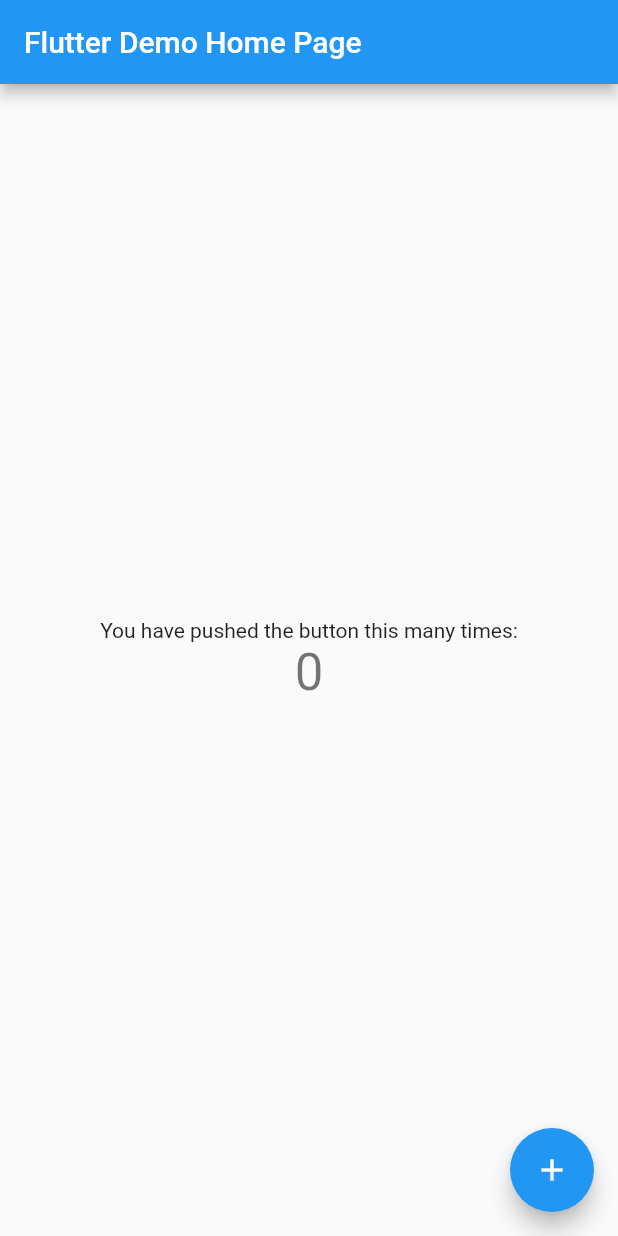
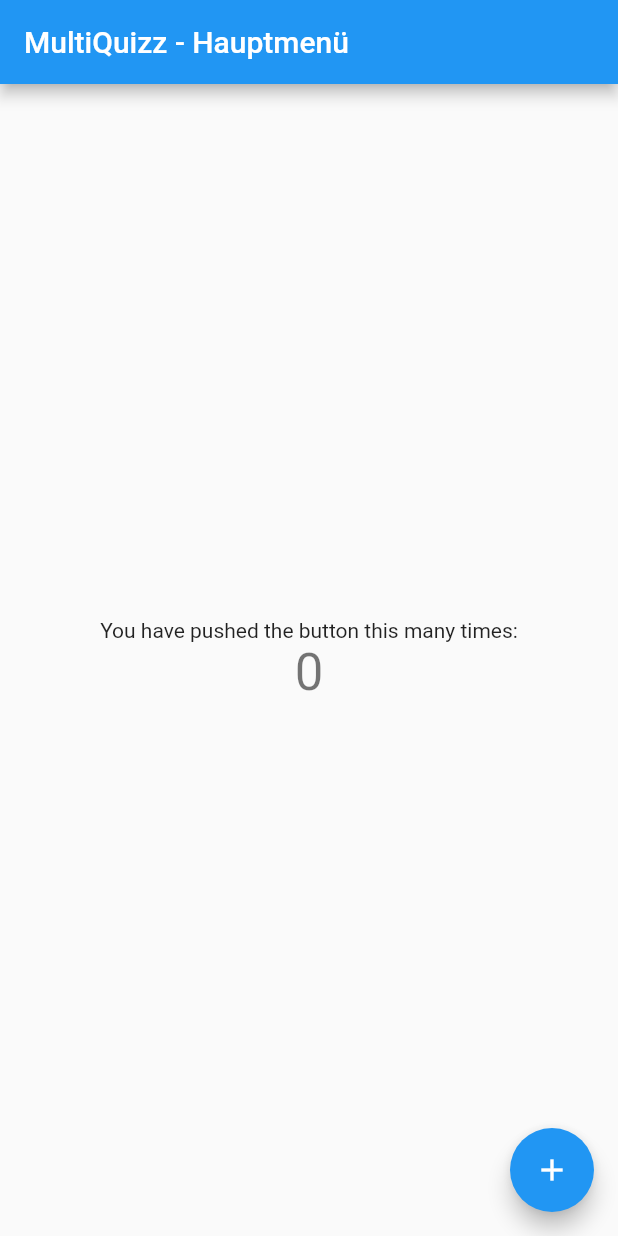
Before and after one commit to NoConnection12367/MultiQuizz, a Flutter app: the screen it shows after launch, on a phone screen of 412 x 824 dp. Run offline on Flutter 3.47's test engine with Material 2 defaults, Android fonts, the phone set to English and light mode, and no system bars.

Commit message:
Changed main activity title

```diff
--- a/multiquizz/lib/main.dart
+++ b/multiquizz/lib/main.dart
@@ -7,7 +7,7 @@ class MyApp extends StatelessWidget {
   @override
   Widget build(BuildContext context) {
     return MaterialApp(
-      title: 'Flutter Demo',
+      title: 'MultiQuizz',
       theme: ThemeData(
         // This is the theme of your application.
         //
@@ -20,7 +20,7 @@ class MyApp extends StatelessWidget {
         // is not restarted.
         primarySwatch: Colors.blue,
       ),
-      home: MyHomePage(title: 'Flutter Demo Home Page'),
+      home: MyHomePage(title: 'MultiQuizz - Hauptmenü'),
     );
   }
 }
```
